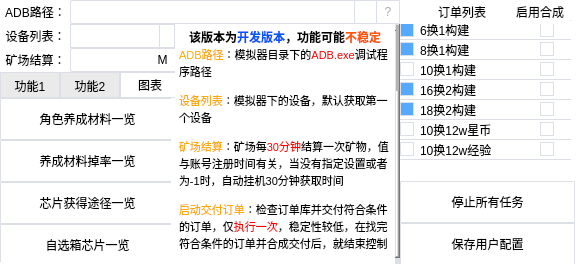
The window that UI.ui (Amber-siley/JCZXAutoScript) describes before a commit, drawn with Qt 5.
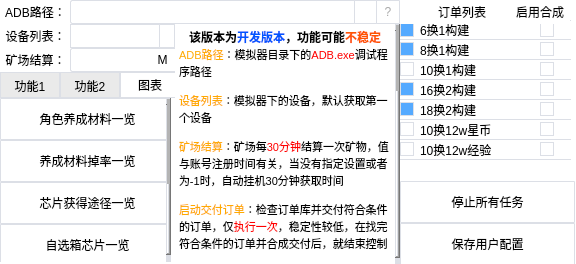
The same window after the commit. The open tabs and pages were chosen to show the change. Icons and pictures are not drawn.

The edit to the form file:
```diff
--- a/UI.ui
+++ b/UI.ui
@@ -803,19 +803,43 @@
       <bool>true</bool>
      </property>
      <widget class="QWidget" name="scrollAreaWidgetContents_2">
+      <property name="enabled">
+       <bool>true</bool>
+      </property>
+      <property name="geometry">
+       <rect>
+        <x>0</x>
+        <y>0</y>
+        <width>166</width>
+        <height>311</height>
+       </rect>
+      </property>
+      <property name="minimumSize">
+       <size>
+        <width>0</width>
+        <height>311</height>
+       </size>
+      </property>
+      <property name="maximumSize">
+       <size>
+        <width>16777215</width>
+        <height>16777215</height>
+       </size>
+      </property>
+      <widget class="QWidget" name="widget" native="true">
       <property name="geometry">
        <rect>
         <x>0</x>
         <y>0</y>
         <width>171</width>
-        <height>164</height>
-       </rect>
-      </property>
-      <widget class="QPushButton" name="Chips_Button">
+         <height>311</height>
+        </rect>
+       </property>
+       <widget class="QPushButton" name="choice_Chips_Button">
        <property name="geometry">
         <rect>
          <x>0</x>
-         <y>84</y>
+          <y>126</y>
          <width>175</width>
          <height>42</height>
         </rect>
@@ -838,7 +862,7 @@
 }</string>
        </property>
        <property name="text">
-        <string>芯片获得途径一览</string>
+         <string>自选箱芯片一览</string>
        </property>
       </widget>
       <widget class="QPushButton" name="ItemsEX_Button">
@@ -871,6 +895,39 @@
         <string>养成材料掉率一览</string>
        </property>
       </widget>
+       <widget class="QPushButton" name="Chips_Button">
+        <property name="geometry">
+         <rect>
+          <x>0</x>
+          <y>84</y>
+          <width>175</width>
+          <height>42</height>
+         </rect>
+        </property>
+        <property name="toolTip">
+         <string>来源：b站@莉莉维斯的头</string>
+        </property>
+        <property name="styleSheet">
+         <string notr="true">QPushButton {
+    background-color: #ffffff;
+    border: 1px solid #dcdfe6;
+    border-radius: 1px;
+}
+
+QPushButton:hover {
+    background-color: #ecf5ff;
+    color: #409eff;
+}
+
+QPushButton:pressed, QPushButton:checked {
+    border: 1px solid #3a8ee6;
+    color: #409eff;
+}</string>
+        </property>
+        <property name="text">
+         <string>芯片获得途径一览</string>
+        </property>
+       </widget>
       <widget class="QPushButton" name="growthItems_Button">
        <property name="geometry">
         <rect>
@@ -901,11 +958,11 @@
         <string>角色养成材料一览</string>
        </property>
       </widget>
-      <widget class="QPushButton" name="choice_Chips_Button">
+       <widget class="QPushButton" name="role_recommend_Button">
        <property name="geometry">
         <rect>
          <x>0</x>
-         <y>126</y>
+          <y>168</y>
          <width>175</width>
          <height>42</height>
         </rect>
@@ -928,8 +985,9 @@
 }</string>
        </property>
        <property name="text">
-        <string>自选箱芯片一览</string>
-       </property>
+         <string>角色养成推荐一览</string>
+        </property>
+       </widget>
       </widget>
      </widget>
     </widget>
```
Left out of the diff: 12 changed lines with no effect on the pictures. Lines whose indentation alone changed are shown as unchanged.
